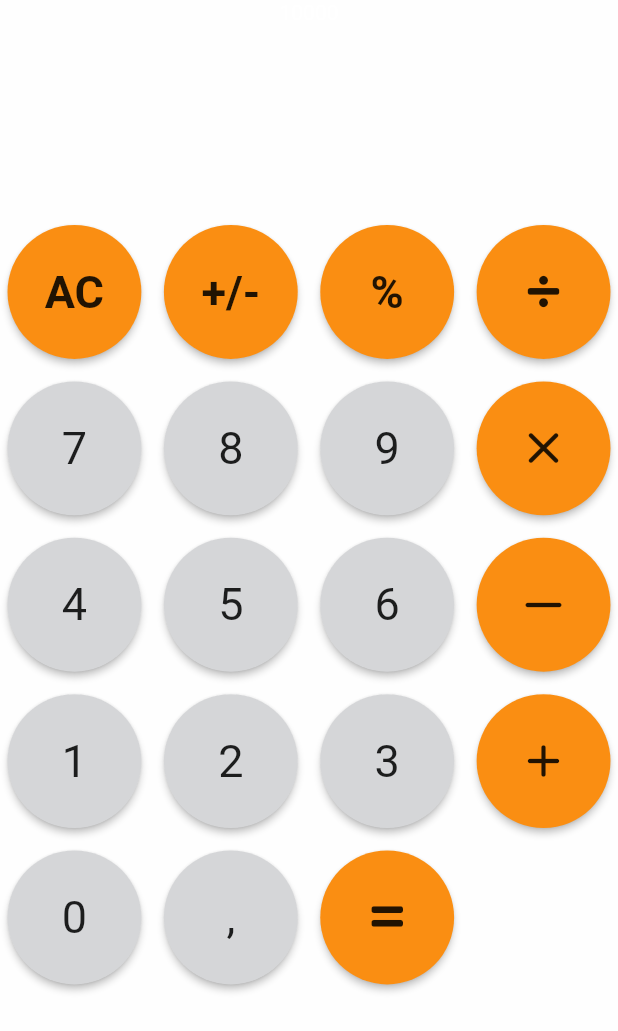
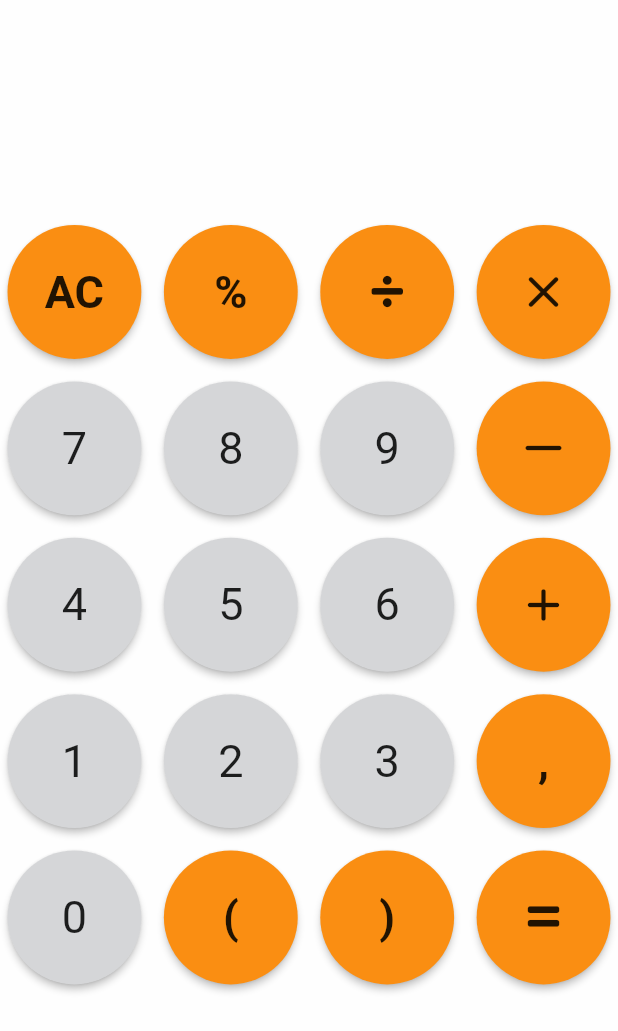
Before and after one commit to besimgurbuz/calculator_app, a Flutter app: the screen it shows after launch, after a tap on "AC", on a phone screen of 412 x 824 dp. Shown: the top 1031 px of the screen. Run offline on Flutter 3.47's test engine with Material 2 defaults, Android fonts, the phone set to English and light mode, and no system bars; our stand-ins replace fluttertoast.

Commit message:
finish application

```diff
--- a/lib/models/button.dart
+++ b/lib/models/button.dart
@@ -9,5 +9,6 @@ class Button {
   bool isWide;
 
   Button(this.key, this.text, this.action, {this.isWide = false});
-  Button.fromIcon(this.key, this.icon, this.action, {this.isWide = false, this.isCustom = false});
+  Button.fromIcon(this.key, this.icon, this.action,
+      {this.isWide = false, this.isCustom = false, this.text = ''});
 }
--- a/lib/screens/buttons_screen.dart
+++ b/lib/screens/buttons_screen.dart
@@ -3,30 +3,35 @@ import 'package:calculator_app/models/custom_icons.dart';
 import 'package:flutter/material.dart';
 
 class ButtonsScreen extends StatelessWidget {
+  final Function clickAction;
+  final bool isDirty;
+  ButtonsScreen(this.clickAction, {this.isDirty = false});
+
   final List<Button> buttons = [
-    Button('0', 'AC', 1),
-    Button('1', '+/-', 1),
+    Button('0', 'AC', -1),
     Button('2', '%', 1),
-    Button.fromIcon('3', CustomIcons.divide, 1, isCustom: true),
+    Button.fromIcon('3', CustomIcons.divide, 1, isCustom: true, text: '/'),
+    Button.fromIcon('7', Icons.clear_rounded, 1, text: '*'),
     Button('4', '7', 0),
     Button('5', '8', 0),
     Button('6', '9', 0),
-    Button.fromIcon('7', Icons.clear_rounded, 1),
+    Button.fromIcon('11', Icons.horizontal_rule_rounded, 1, text: '-'),
     Button('8', '4', 0),
     Button('9', '5', 0),
     Button('10', '6', 0),
-    Button.fromIcon('11', Icons.horizontal_rule_rounded, 1),
+    Button.fromIcon('15', Icons.add_rounded, 1, text: '+'),
     Button('12', '1', 0),
     Button('13', '2', 0),
     Button('14', '3', 0),
-    Button.fromIcon('15', Icons.add_rounded, 1),
+    Button('17', ',', 4),
     Button('16', '0', 0, isWide: true),
-    Button('17', ',', 0),
-    Button.fromIcon('18', CustomIcons.equals, 1, isCustom: true),
+    Button('16', '(', 3, isWide: true),
+    Button('16', ')', 3, isWide: true),
+    Button.fromIcon('18', CustomIcons.equals, 2, isCustom: true, text: '='),
   ];
 
-  Function pressAction(String btn) {
-    return () => print(btn);
+  Function pressAction(Button btn) {
+    return () => this.clickAction(btn);
   }
 
   @override
@@ -43,20 +48,30 @@ class ButtonsScreen extends StatelessWidget {
         children: buttons.map((element) {
           return SizedBox(
               child: MaterialButton(
-              color: element.action == 1 ? Color.fromRGBO(250, 142, 18, 1) : Color.fromRGBO(213, 214, 216, 1),
-              splashColor: element.action == 1 ? Colors.orange : Color.fromRGBO(213, 214, 216, 0.5),
+            color: element.action != 0
+                ? Color.fromRGBO(250, 142, 18, 1)
+                : Color.fromRGBO(213, 214, 216, 1),
+            splashColor: element.action == 1
+                ? Color.fromRGBO(211, 114, 4, 1)
+                : Color.fromRGBO(158, 158, 158, 1),
             elevation: 2.0,
             shape: CircleBorder(),
-              onPressed: pressAction(element.key),
-              child: element.icon == null ? Text(
-                element.text,
+            onPressed: pressAction(element),
+            child: element.icon == null
+                ? Text(
+                    element.text == 'AC' && this.isDirty ? 'C' : element.text,
                     style: TextStyle(
                       fontSize: 30,
-                  fontWeight: element.action != 0 ? FontWeight.bold : FontWeight.normal,
+                      fontWeight: element.action != 0
+                          ? FontWeight.bold
+                          : FontWeight.normal,
                     ),
-              ) : Icon(element.icon, size: element.isCustom ? 24 : 36,),
                   )
-          );
+                : Icon(
+                    element.icon,
+                    size: element.isCustom ? 24 : 36,
+                  ),
+          ));
         }).toList(),
       ),
     );
--- a/lib/screens/display_screen.dart
+++ b/lib/screens/display_screen.dart
@@ -1,16 +1,26 @@
 import 'package:flutter/material.dart';
+import 'package:flutter/rendering.dart';
 
 class DisplayScreen extends StatelessWidget {
-  DisplayScreen({
-    this.data
-  });
-  final String data;
+  DisplayScreen({this.data});
+  final List<String> data;
 
   @override
   Widget build(BuildContext context) {
     return Container(
+      padding: EdgeInsets.only(bottom: 10),
+      alignment: AlignmentDirectional.bottomEnd,
       height: 150,
-      child: Text(this.data, style: TextStyle(color: Colors.white),),
+      width: MediaQuery.of(context).size.width,
+      child: ListView(
+        reverse: true,
+        children: [
+          Text(
+            this.data.join(''),
+            style: TextStyle(color: Colors.white, fontSize: 40),
+          )
+        ],
+      ),
     );
   }
 }
--- a/lib/screens/main_screen.dart
+++ b/lib/screens/main_screen.dart
@@ -1,6 +1,8 @@
+import 'package:calculator_app/models/button.dart';
 import 'package:calculator_app/screens/buttons_screen.dart';
 import 'package:calculator_app/screens/display_screen.dart';
 import 'package:flutter/material.dart';
+import 'package:fluttertoast/fluttertoast.dart';
 
 class MainScreen extends StatefulWidget {
   @override
@@ -8,12 +10,149 @@ class MainScreen extends StatefulWidget {
 }
 
 class _MainScreenState extends State<MainScreen> {
-  String _displayData = '10000';
+  List<Button> _clickedData = [];
+  List<String> _displayData = [];
+  List<String> _parenthesesValidation = [];
+  bool _isDirty = false;
+  bool _isCurrentNumFloat = false;
 
-  void setDisplay() {
+  void clickActionHandler(Button clickedBtn) {
     setState(() {
-      this._displayData += '1';
+      this._clickedData = displayClickedAction(clickedBtn);
+      if (clickedBtn.action != 2) {
+        this._displayData = this._clickedData.map((e) => e.text).toList();
+      }
+      this._isDirty = clickedBtn.action == 0 ||
+          this._clickedData.length > 0 ||
+          this._displayData.length > 0;
     });
+  }
+
+  List<Button> displayClickedAction(Button clickedBtn) {
+    List<Button> holder = this._clickedData;
+    switch (clickedBtn.action) {
+      case 0: // number
+        holder.add(clickedBtn);
+        return holder;
+      case 1: // math operand
+        if (_clickedData.last != null && _clickedData.last.action != 1) {
+          holder.add(clickedBtn);
+          this._isCurrentNumFloat = false;
+        }
+        return holder;
+      case 2: // calculate
+        this._displayData = calculateResult();
+        if (this._displayData.join('') == 'Infinity') {
+          return [];
+        }
+        return this
+            ._displayData
+            .map((e) => e != ',' ? Button('0', e, 0) : Button('0', e, 4))
+            .toList();
+      case 3: // parentheses
+        if (clickedBtn.text == '(' && this._parenthesesValidation.length == 0) {
+          if (this._clickedData.length == 0 ||
+              this._clickedData.last.action == 1) {
+            this._parenthesesValidation.add(clickedBtn.text);
+            holder.add(clickedBtn);
+          }
+        } else if (clickedBtn.text == ')' &&
+            this._parenthesesValidation.last == '(') {
+          this._parenthesesValidation.removeLast();
+          holder.add(clickedBtn);
+        }
+        return holder;
+      case 4: // comma
+        if (this._clickedData.last.action == 0 && !this._isCurrentNumFloat) {
+          holder.add(clickedBtn);
+          this._isCurrentNumFloat = true;
+        }
+        return holder;
+      case -1:
+        holder.clear();
+        this._parenthesesValidation.clear();
+        this._isCurrentNumFloat = false;
+        return holder;
+    }
+    return holder;
+  }
+
+  List<String> calculateResult() {
+    RegExp parenthesesExp = RegExp(
+        r"\(((?:\-)?[0-9]+(?:\,[0-9]+)?)([\*\/\%\+\-])([0-9]+(?:\,[0-9]+)?)\)");
+    RegExp primaryOp = RegExp(
+        r"((?:\-)?[0-9]+(?:\,?\.?[0-9]+)?)([\*\/\%])([0-9]+(?:\,?\.?[0-9]+)?)");
+    RegExp secondaryOp = RegExp(
+        r"((?:\-)?[0-9]+(?:\,?\.?[0-9]+)?)([\+\-])([0-9]+(?:\,?\.?[0-9]+)?)");
+    String stringData = this._displayData.join();
+
+    String result = stringData.replaceAllMapped(parenthesesExp, (Match match) {
+      return calc(match.group(1), match.group(2), match.group(3));
+    });
+
+    do {
+      result = result.replaceAllMapped(primaryOp, (match) {
+        return calc(match.group(1), match.group(2), match.group(3));
+      });
+
+      result = result.replaceAllMapped(secondaryOp, (match) {
+        return calc(match.group(1), match.group(2), match.group(3));
+      });
+    } while (primaryOp.hasMatch(result) || secondaryOp.hasMatch(result));
+
+    if (result == 'Infinity') {
+      return result.split('');
+    }
+
+    double doubleResult = double.parse(result);
+    if (doubleResult % 1 > 0) {
+      result = result.replaceAll('.', ',');
+      this._isCurrentNumFloat = true;
+    } else {
+      int intResult = doubleResult.toInt();
+      return "$intResult".split('');
+    }
+    return result.split('');
+  }
+
+  String calc(String s1, String op, String s2) {
+    double n1 = double.parse(s1.replaceAll(',', '.'));
+    double n2 = double.parse(s2.replaceAll(',', '.'));
+    switch (op) {
+      case '*':
+        return "${n1 * n2}";
+      case '/':
+        if (n2 == 0) {
+          Fluttertoast.showToast(
+              msg: 'To infinity and beyond!',
+              toastLength: Toast.LENGTH_LONG,
+              gravity: ToastGravity.BOTTOM,
+              timeInSecForIosWeb: 1,
+              backgroundColor: Colors.red,
+              textColor: Colors.white,
+              fontSize: 16.0);
+          return "Infinity";
+        }
+        return "${n1 / n2}";
+      case '%':
+        if (n2 == 0) {
+          Fluttertoast.showToast(
+              msg: 'To infinity and beyond!',
+              toastLength: Toast.LENGTH_LONG,
+              gravity: ToastGravity.BOTTOM,
+              timeInSecForIosWeb: 1,
+              backgroundColor: Colors.blue,
+              textColor: Colors.white,
+              fontSize: 16.0);
+          return "Infinity";
+        }
+        return "${n1 % n2}";
+      case '+':
+        return "${n1 + n2}";
+      case '-':
+        return "${n1 - n2}";
+    }
+    return "";
   }
 
   @override
@@ -25,10 +164,14 @@ class _MainScreenState extends State<MainScreen> {
           crossAxisAlignment: CrossAxisAlignment.center,
           mainAxisAlignment: MainAxisAlignment.start,
           children: [
-          DisplayScreen(data: this._displayData,),
-          ButtonsScreen()
+            DisplayScreen(
+              data: this._displayData,
+            ),
+            ButtonsScreen(
+              clickActionHandler,
+              isDirty: _isDirty,
+            )
           ],
-      )
-    );
+        ));
   }
 }
--- a/pubspec.yaml
+++ b/pubspec.yaml
@@ -23,6 +23,7 @@ environment:
 dependencies:
   flutter:
     sdk: flutter
+  fluttertoast: ^7.1.5
 
 
   # The following adds the Cupertino Icons font to your application.
```
Also changed, not shown: pubspec.lock. Lines whose indentation alone changed are shown as unchanged.
